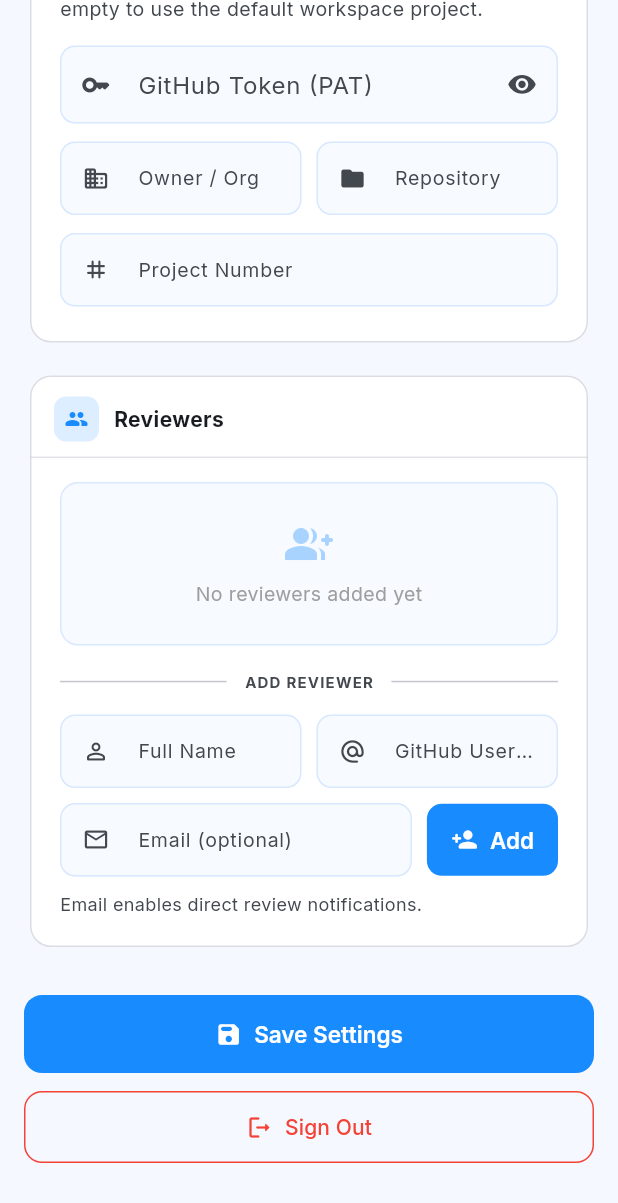
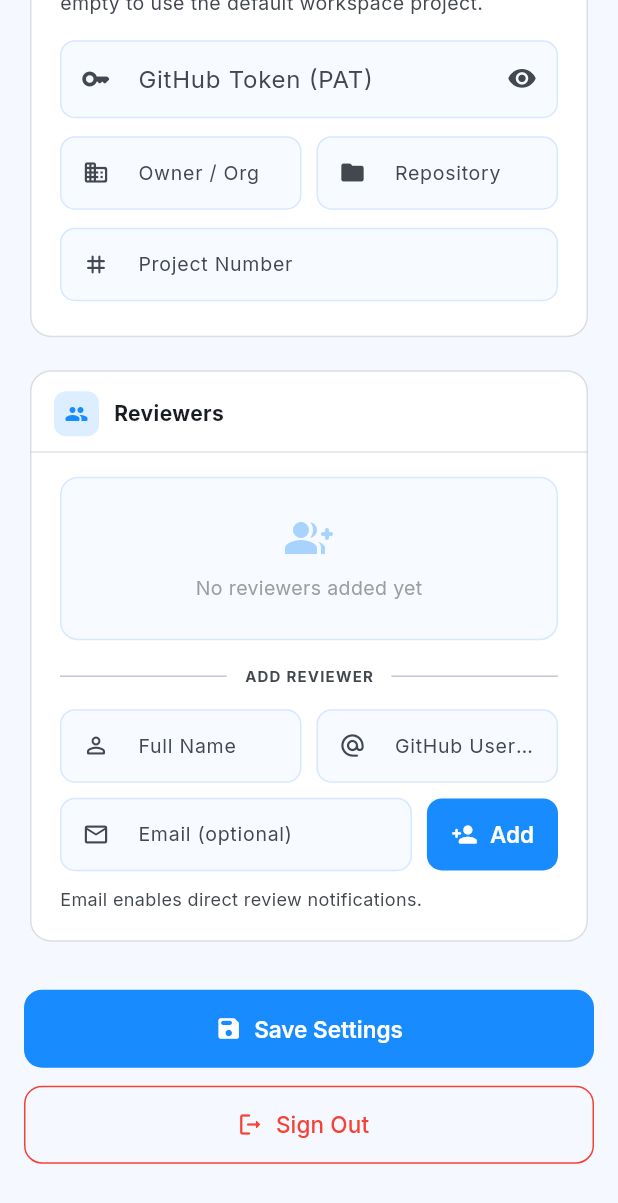
Before and after one commit to sohankhandaker/story-automation-mobile, a Flutter app: the SettingsTab widget shown alone on an empty page, opened directly, scrolled down 576 dp, on a phone screen of 412 x 824 dp. Shown: the top 1203 px of the screen. Run offline on Flutter 3.47's test engine with Material 3 defaults, Android fonts, the phone set to English and light mode, and no system bars; our stand-ins replace dio, flutter_markdown, flutter_riverpod, flutter_secure_storage, flutter_svg, gap and 1 more; accounts and stored records are empty; network calls fail.

Commit message:
fix: settings auto-sync on re-login + sign out button layout
- Controllers re-populate via ref.listen when user ID changes (re-login)
- _populateFromUser() clears fields when values are null (no stale data)
- Sign out button uses SizedBox + full width for consistent appearance

Co-Authored-By: Claude Sonnet 4.6 <noreply@anthropic.com>

```diff
--- a/lib/screens/settings_screen.dart
+++ b/lib/screens/settings_screen.dart
@@ -28,14 +28,15 @@ class _SettingsTabState extends ConsumerState<SettingsTab> {
   @override
   void initState() {
     super.initState();
-    final user = ref.read(authProvider).user;
-    if (user?.githubUsername != null) _githubCtrl.text = user!.githubUsername!;
-    if (user?.ghToken != null) _ghTokenCtrl.text = user!.ghToken!;
-    if (user?.ghOwner != null) _ghOwnerCtrl.text = user!.ghOwner!;
-    if (user?.ghRepo != null) _ghRepoCtrl.text = user!.ghRepo!;
-    if (user?.ghProjectNumber != null) {
-      _ghProjectNumberCtrl.text = user!.ghProjectNumber.toString();
+    _populateFromUser(ref.read(authProvider).user);
   }
+
+  void _populateFromUser(User? user) {
+    _githubCtrl.text = user?.githubUsername ?? '';
+    _ghTokenCtrl.text = user?.ghToken ?? '';
+    _ghOwnerCtrl.text = user?.ghOwner ?? '';
+    _ghRepoCtrl.text = user?.ghRepo ?? '';
+    _ghProjectNumberCtrl.text = user?.ghProjectNumber?.toString() ?? '';
   }
 
   @override
@@ -149,6 +150,13 @@ class _SettingsTabState extends ConsumerState<SettingsTab> {
     final auth = ref.watch(authProvider);
     final user = auth.user;
     final cs = Theme.of(context).colorScheme;
+
+    // Re-sync controllers whenever the logged-in user changes (e.g. after re-login)
+    ref.listen<AuthState>(authProvider, (prev, next) {
+      if (prev?.user?.id != next.user?.id) {
+        _populateFromUser(next.user);
+      }
+    });
 
     return ListView(
       physics: const ClampingScrollPhysics(),
@@ -496,17 +504,19 @@ class _SettingsTabState extends ConsumerState<SettingsTab> {
         const Gap(12),
 
         // ── Sign out ──────────────────────────────────────────────
-        OutlinedButton.icon(
+        SizedBox(
+          height: 52,
+          width: double.infinity,
+          child: OutlinedButton.icon(
             onPressed: _logout,
-          icon:
-              const Icon(Icons.logout_rounded, color: Colors.red, size: 18),
+            icon: const Icon(Icons.logout_rounded, color: Colors.red, size: 18),
             label: const Text('Sign Out',
-              style: TextStyle(color: Colors.red)),
+                style: TextStyle(color: Colors.red, fontSize: 15)),
             style: OutlinedButton.styleFrom(
               side: const BorderSide(color: Colors.red),
-            padding: const EdgeInsets.symmetric(vertical: 14),
               shape: RoundedRectangleBorder(
                   borderRadius: BorderRadius.circular(12)),
+            ),
           ),
         ),
       ],
```
Lines whose indentation alone changed are shown as unchanged.
